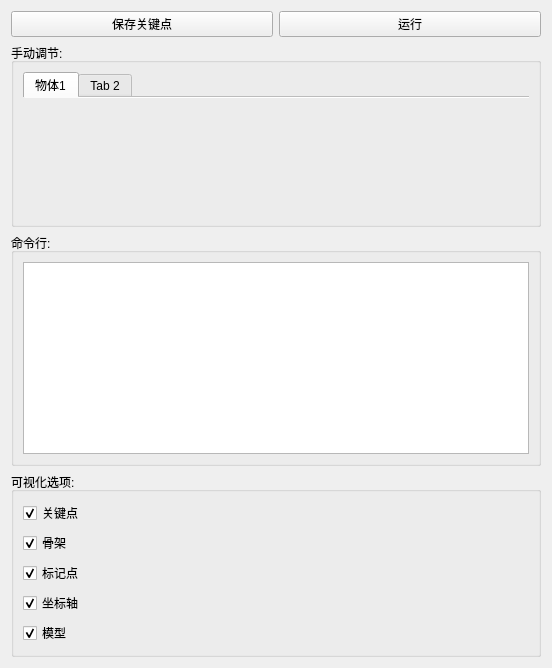
The window that ui_files/FunctionalWidget.ui (lg93lggt/Pose6dSolver-pyqt) describes before a commit, drawn with Qt 5.
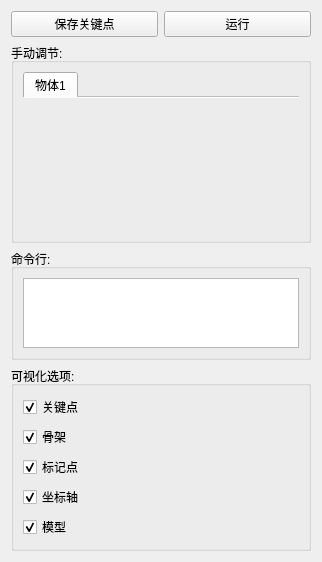
The same window after the commit.

The edit to the form file:
```diff
--- a/ui_files/FunctionalWidget.ui
+++ b/ui_files/FunctionalWidget.ui
@@ -6,66 +6,20 @@
    <rect>
     <x>0</x>
     <y>0</y>
-    <width>552</width>
-    <height>668</height>
+    <width>318</width>
+    <height>545</height>
    </rect>
   </property>
+  <property name="maximumSize">
+   <size>
+    <width>320</width>
+    <height>16777215</height>
+   </size>
+  </property>
   <property name="windowTitle">
    <string>Form</string>
   </property>
   <layout class="QGridLayout" name="gridLayout">
-   <item row="0" column="0">
-    <widget class="QPushButton" name="btn_save">
-     <property name="text">
-      <string>保存关键点</string>
-     </property>
-    </widget>
-   </item>
-   <item row="2" column="0" colspan="2">
-    <widget class="QGroupBox" name="groupbox_tab">
-     <property name="title">
-      <string>手动调节:</string>
-     </property>
-     <layout class="QGridLayout" name="layout_tab">
-      <item row="0" column="2">
-       <widget class="QTabWidget" name="tabWidget">
-        <property name="tabPosition">
-         <enum>QTabWidget::North</enum>
-        </property>
-        <property name="tabShape">
-         <enum>QTabWidget::Rounded</enum>
-        </property>
-        <property name="currentIndex">
-         <number>0</number>
-        </property>
-        <property name="elideMode">
-         <enum>Qt::ElideLeft</enum>
-        </property>
-        <property name="documentMode">
-         <bool>true</bool>
-        </property>
-        <property name="tabsClosable">
-         <bool>false</bool>
-        </property>
-        <property name="tabBarAutoHide">
-         <bool>false</bool>
-        </property>
-        <widget class="QWidget" name="tab1">
-         <attribute name="title">
-          <string>物体1</string>
-         </attribute>
-         <layout class="QGridLayout" name="layout_subtab_1"/>
-        </widget>
-        <widget class="QWidget" name="tab2">
-         <attribute name="title">
-          <string>Tab 2</string>
-         </attribute>
-        </widget>
-       </widget>
-      </item>
-     </layout>
-    </widget>
-   </item>
    <item row="0" column="1">
     <widget class="QPushButton" name="btn_run">
      <property name="text">
@@ -73,6 +27,13 @@
      </property>
     </widget>
    </item>
+   <item row="0" column="0">
+    <widget class="QPushButton" name="btn_save">
+     <property name="text">
+      <string>保存关键点</string>
+     </property>
+    </widget>
+   </item>
    <item row="5" column="0" colspan="2">
     <widget class="QGroupBox" name="groupbox_visualize_sets">
      <property name="title">
@@ -138,6 +99,58 @@
      </layout>
     </widget>
    </item>
+   <item row="2" column="0" colspan="2">
+    <widget class="QGroupBox" name="groupbox_tab">
+     <property name="minimumSize">
+      <size>
+       <width>300</width>
+       <height>200</height>
+      </size>
+     </property>
+     <property name="maximumSize">
+      <size>
+       <width>300</width>
+       <height>200</height>
+      </size>
+     </property>
+     <property name="title">
+      <string>手动调节:</string>
+     </property>
+     <layout class="QGridLayout" name="layout_tab">
+      <item row="0" column="2">
+       <widget class="QTabWidget" name="tab_widget_objs">
+        <property name="tabPosition">
+         <enum>QTabWidget::North</enum>
+        </property>
+        <property name="tabShape">
+         <enum>QTabWidget::Rounded</enum>
+        </property>
+        <property name="currentIndex">
+         <number>0</number>
+        </property>
+        <property name="elideMode">
+         <enum>Qt::ElideLeft</enum>
+        </property>
+        <property name="documentMode">
+         <bool>true</bool>
+        </property>
+        <property name="tabsClosable">
+         <bool>false</bool>
+        </property>
+        <property name="tabBarAutoHide">
+         <bool>false</bool>
+        </property>
+        <widget class="QWidget" name="tab1">
+         <attribute name="title">
+          <string>物体1</string>
+         </attribute>
+         <layout class="QGridLayout" name="layout_subtab_1"/>
+        </widget>
+       </widget>
+      </item>
+     </layout>
+    </widget>
+   </item>
    <item row="3" column="0" rowspan="2" colspan="2">
     <widget class="QGroupBox" name="groupbox_outprint">
      <property name="title">
```
